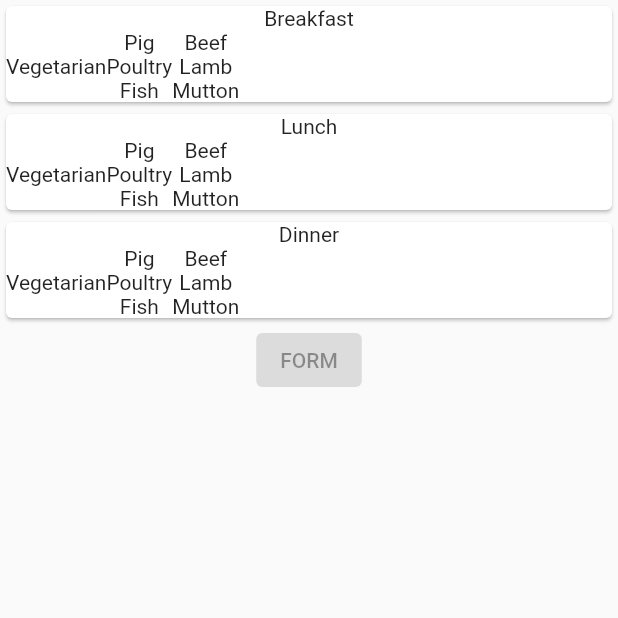
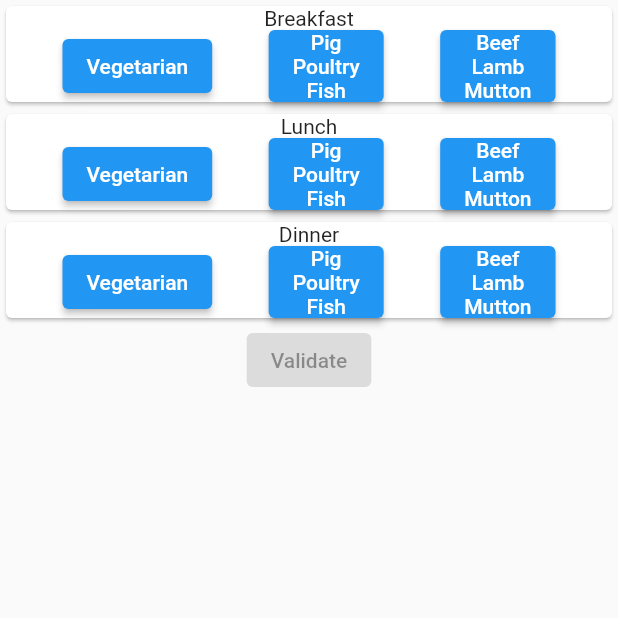
Before and after one commit to nicolaslecrique/co2Tracker, a Flutter app: the DailyEmissionForm screen opened by its route, on a phone screen of 412 x 824 dp, the top half of it. Run offline on Flutter 3.47's test engine with Material 2 defaults, Android fonts, the phone set to English and light mode, and no system bars.

Commit message:
prepare widgets for meal portions

```diff
--- a/lib/routes/daily_emissions_form/daily_emissions_form.dart
+++ b/lib/routes/daily_emissions_form/daily_emissions_form.dart
@@ -16,16 +16,18 @@ class _DailyEmissionFormState extends State<DailyEmissionForm> {
   @override
   Widget build(BuildContext context) {
     return Scaffold(
-        body: Column(
+        body: SafeArea(
+      child: Column(
         children: [
           Meal(mealTitle: 'Breakfast'),
           Meal(mealTitle: 'Lunch'),
           Meal(mealTitle: 'Dinner'),
           ElevatedButton(
-          child: Text("FORM"),
+            child: Text("Validate"),
             onPressed: null,
           ),
         ],
+      ),
     ));
   }
 }
--- a/lib/routes/daily_emissions_form/widgets/meal.dart
+++ b/lib/routes/daily_emissions_form/widgets/meal.dart
@@ -13,12 +13,13 @@ class Meal extends StatelessWidget {
         children: [
           Text(mealTitle),
           Row(
+            mainAxisAlignment: MainAxisAlignment.spaceEvenly,
             children: [
               MealChoice(foodList: ['Vegetarian']),
               MealChoice(foodList: ['Pig', 'Poultry', 'Fish']),
               MealChoice(foodList: ['Beef', 'Lamb', 'Mutton'])
             ],
-          )
+          ),
         ],
       ),
     );
--- a/lib/routes/daily_emissions_form/widgets/meal_choice.dart
+++ b/lib/routes/daily_emissions_form/widgets/meal_choice.dart
@@ -7,8 +7,11 @@ class MealChoice extends StatelessWidget {
 
   @override
   Widget build(BuildContext context) {
-    return Column(
-      children: List<Text>.unmodifiable(foodList.map((e) => Text(e))),
+    return ElevatedButton(
+      onPressed: () {},
+      child: Column(
+        children: List<Text>.unmodifiable(foodList.map((e) => Text(e))),
+      ),
     );
   }
 }
```
Also changed, not shown: lib/routes/daily_emissions_form/widgets/meal_portion.dart (added, +12 -0 lines), lib/routes/daily_emissions_form/widgets/meal_portions.dart (added, +14 -0 lines). Lines whose indentation alone changed are shown as unchanged.
